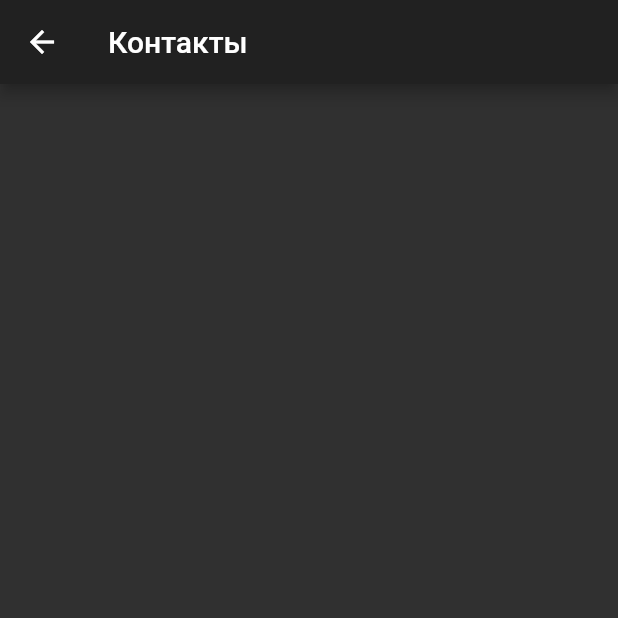
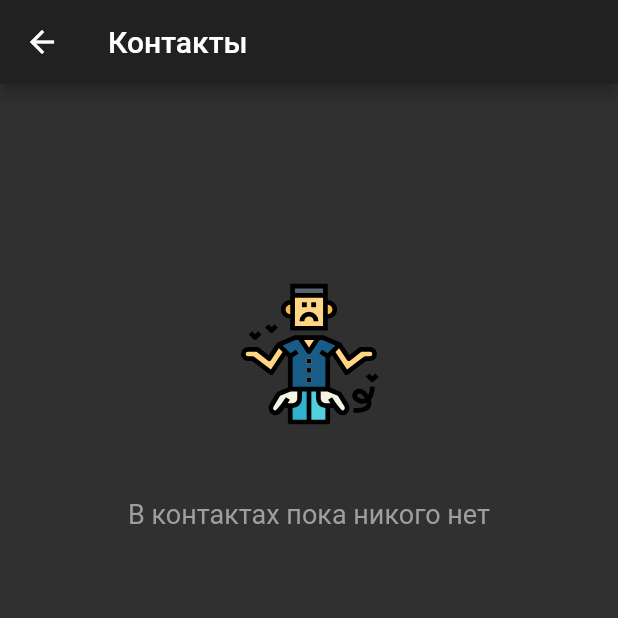
Before and after one commit to viktorsysuev/unites-flutter, a Flutter app: the ContactsListScreen screen opened directly, on a phone screen of 412 x 824 dp, the top half of it. Run offline on Flutter 3.47's test engine with Material 2 defaults, Android fonts, the phone set to English and light mode, and no system bars; our stand-ins replace cloud_firestore, firebase_auth, firebase_storage, flutter_svg, geolocator, google_maps_flutter and 3 more; accounts and stored records are empty; generated files the repository leaves out were written again; statements that could not run were skipped.

Commit message:
[fix] empty list messages

```diff
--- a/lib/src/home.dart
+++ b/lib/src/home.dart
@@ -1,6 +1,6 @@
 import 'package:flutter/material.dart';
 import 'package:unites_flutter/src/blocs/event_bloc.dart';
-import 'package:unites_flutter/src/blocs/notificaition_bloc.dart';
+import 'package:unites_flutter/src/blocs/notification_bloc.dart';
 import 'package:unites_flutter/src/blocs/user_bloc.dart';
 import 'package:unites_flutter/src/ui/contacts/contacts_list_screen.dart';
 import 'package:unites_flutter/src/ui/events/main_events_screen.dart';
--- a/lib/src/ui/contacts/contacts_list_screen.dart
+++ b/lib/src/ui/contacts/contacts_list_screen.dart
@@ -1,4 +1,5 @@
 import 'package:flutter/material.dart';
+import 'package:flutter_svg/svg.dart';
 import 'package:unites_flutter/src/blocs/event_bloc.dart';
 import 'package:unites_flutter/src/blocs/user_bloc.dart';
 import 'package:unites_flutter/src/models/user_model.dart';
@@ -35,7 +36,6 @@ class _ContactsListScreenState extends State<ContactsListScreen> {
           title: Text('Контакты'),
         ),
         body: SingleChildScrollView(
-          padding: EdgeInsets.all(10),
           scrollDirection: Axis.vertical,
           controller: ScrollController(),
           child: StreamBuilder<List<UserModel>>(
@@ -44,7 +44,7 @@ class _ContactsListScreenState extends State<ContactsListScreen> {
                 AsyncSnapshot<List<UserModel>> snapshot) {
               Widget child;
               var bufferWidgets = <Widget>[];
-              if (snapshot.hasData) {
+              if (snapshot.hasData && snapshot.data.isNotEmpty) {
                 snapshot.data.forEach((element) {
                   bufferWidgets.add(GestureDetector(
                       onTap: () => Navigator.push(
@@ -112,7 +112,20 @@ class _ContactsListScreenState extends State<ContactsListScreen> {
               } else if (snapshot.hasError) {
                 child = Center(child: WidgetErrorLoad());
               } else {
-                child = Center(child: WidgetDataLoad());
+                child = Column(children: [
+                  Container(
+                      margin: EdgeInsets.only(top: 100),
+                      alignment: Alignment.center,
+                      child: SvgPicture.asset(
+                        'assets/images/broke.svg',
+                        width: 100,
+                        height: 160,
+                      )),
+                  Container(padding: EdgeInsets.only(top: 16)),
+                  Text('В контактах пока никого нет',
+                      style: TextStyle(fontSize: 18, color: Colors.grey),
+                      textAlign: TextAlign.center)
+                ]);;
               }
               return child;
             },
--- a/lib/src/ui/events/events_list_screen.dart
+++ b/lib/src/ui/events/events_list_screen.dart
@@ -44,7 +44,7 @@ class _EventsListScreenState extends State<EventsListScreen> {
             builder: (BuildContext context,
                 AsyncSnapshot<List<EventWithParticipants>> snapshot) {
               Widget child;
-              if (snapshot.hasData) {
+              if (snapshot.hasData && snapshot.data.isNotEmpty) {
                 child = Column(children: [
                   Padding(
                       padding: EdgeInsets.all(16),
--- a/pubspec.yaml
+++ b/pubspec.yaml
@@ -39,6 +39,7 @@ dependencies:
   image_picker: ^0.6.7+4
   firebase_storage: ^3.1.6
   path: ^1.7.0
+  flutter_svg: ^0.18.0
 
 
   # Add the following three lines
@@ -66,7 +67,8 @@ flutter:
   # included with your application, so that you can use the icons in
   # the material Icons class.
   uses-material-design: true
-
+  assets:
+    - assets/images/
   # To add assets to your application, add an assets section, like this:
   # assets:
   #   - images/a_dot_burr.jpeg
```
Also changed, not shown: lib/src/ui/notifications/notificatons_screen.dart (+26 -10 lines), assets/images/broke.svg (added), lib/src/blocs/notification_bloc.dart (renamed from lib/src/blocs/notificaition_bloc.dart).
